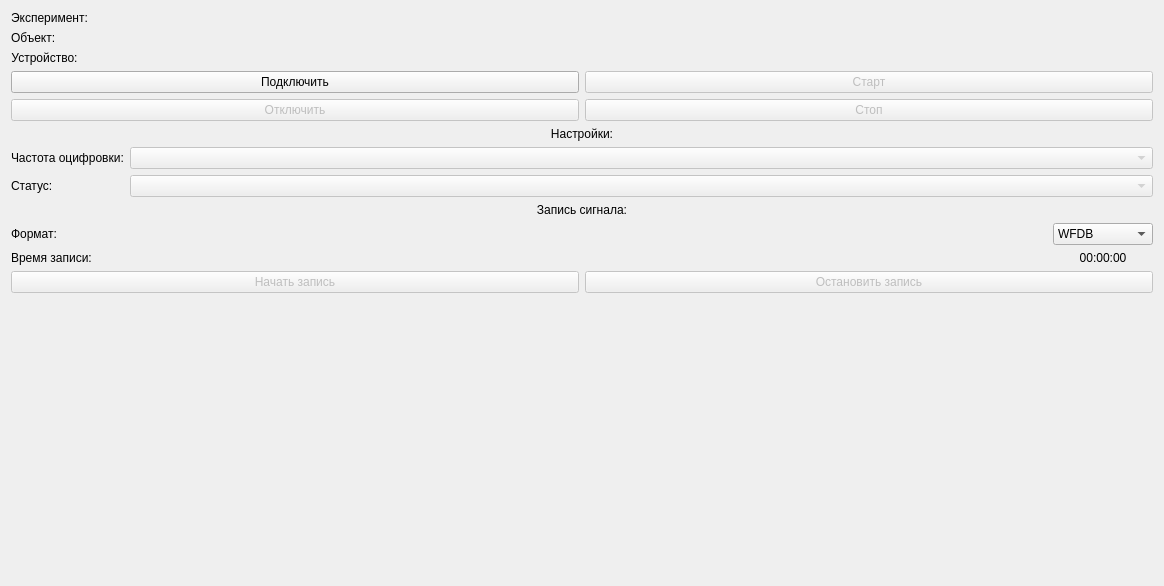
The window that src/resources/dlg_inrat_controller.ui (mcsltd/mcs-inRat-planner) describes before a commit, drawn with Qt 5.
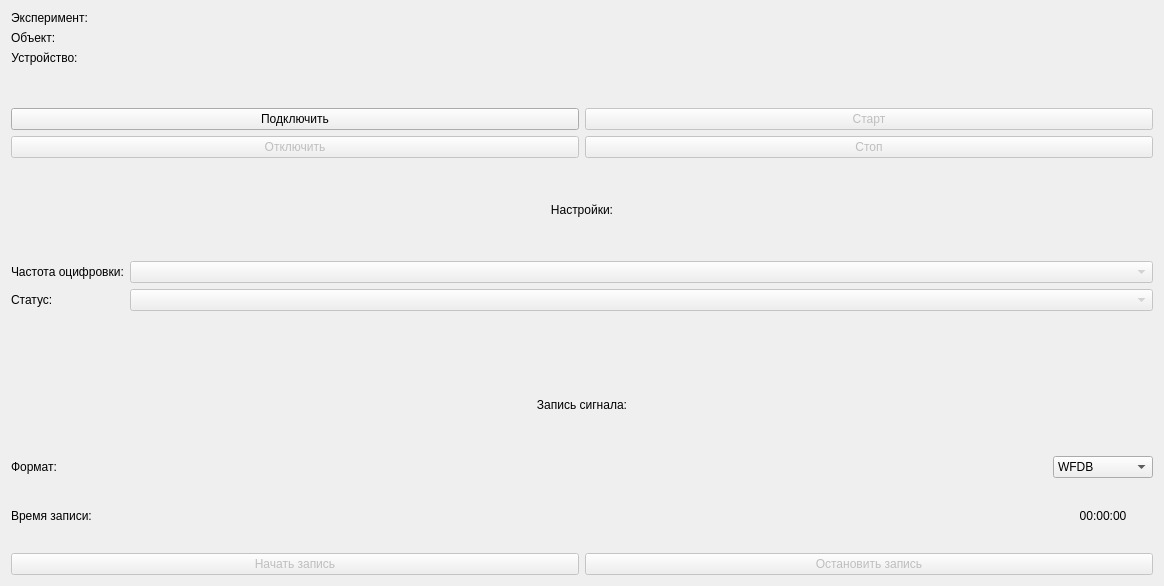
The same window after the commit. Icons and pictures are not drawn.

```diff
--- a/src/resources/dlg_inrat_controller.ui
+++ b/src/resources/dlg_inrat_controller.ui
@@ -299,19 +299,6 @@
        </item>
       </layout>
      </item>
-     <item>
-      <spacer name="verticalSpacer">
-       <property name="orientation">
-        <enum>Qt::Orientation::Vertical</enum>
-       </property>
-       <property name="sizeHint" stdset="0">
-        <size>
-         <width>20</width>
-         <height>40</height>
-        </size>
-       </property>
-      </spacer>
-     </item>
     </layout>
    </item>
   </layout>
```
